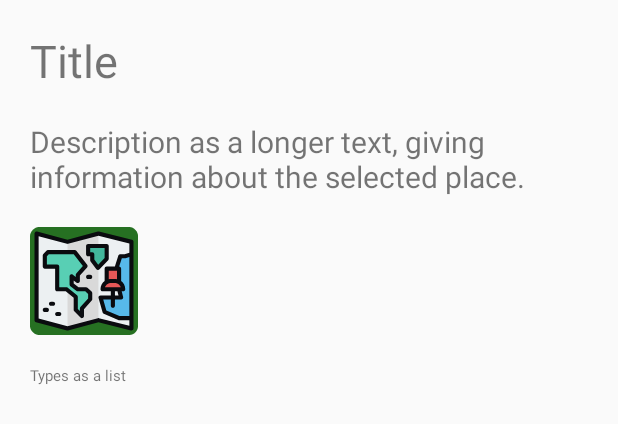
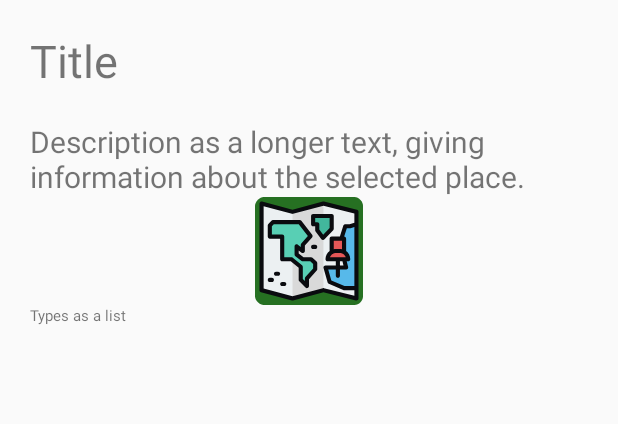
Before and after one commit to material1999/Offline_Map, an Android app: the layout infowindow.xml on its own in the app's theme, with its tools: preview values and no code run, on a phone screen of 412 x 824 dp. Shown: the top 424 px of the screen. Run offline under Robolectric (Android 15) with nearby library versions, the phone set to English and light mode, and no system bars.

Commit message:
Added dialog box for changing language, added place pictures to infowindows, removed pictograms from search dialog for now

```diff
--- a/app/src/main/res/layout/infowindow.xml
+++ b/app/src/main/res/layout/infowindow.xml
@@ -1,45 +1,55 @@
 <?xml version="1.0" encoding="utf-8"?>
-<LinearLayout xmlns:android="http://schemas.android.com/apk/res/android"
+
+<ScrollView xmlns:android="http://schemas.android.com/apk/res/android"
+    android:layout_width="match_parent"
+    android:layout_height="match_parent"
+    xmlns:app="http://schemas.android.com/apk/res-auto">
+
+    <LinearLayout
         android:orientation="vertical" android:layout_width="wrap_content"
         android:layout_height="wrap_content">
 
         <TextView
-        android:layout_width="wrap_content"
+            android:layout_width="match_parent"
             android:layout_height="wrap_content"
-        android:fontFamily="sans-serif"
+            app:fontFamily="sans-serif"
             android:text="Title"
-        android:textSize="30dp"
+            android:textSize="30sp"
             android:layout_margin="20dp"
             android:id="@+id/title">
         </TextView>
 
         <TextView
-        android:layout_width="wrap_content"
+            android:layout_width="match_parent"
             android:layout_height="wrap_content"
-        android:fontFamily="sans-serif"
+            app:fontFamily="sans-serif"
             android:text="Description as a longer text, giving information about the selected place."
-        android:textSize="20dp"
+            android:textSize="20sp"
             android:layout_marginLeft="20dp"
             android:layout_marginRight="20dp"
             android:id="@+id/description">
         </TextView>
 
         <ImageView
-        android:layout_width="wrap_content"
+            android:layout_width="match_parent"
             android:layout_height="wrap_content"
-        android:layout_margin="20dp"
-        android:src="@mipmap/logo">
+            android:layout_marginLeft="20dp"
+            android:layout_marginRight="20dp"
+            android:src="@mipmap/logo"
+            android:id="@+id/place_picture">
         </ImageView>
 
         <TextView
-        android:layout_width="wrap_content"
+            android:layout_width="match_parent"
             android:layout_height="wrap_content"
-        android:fontFamily="sans-serif"
+            app:fontFamily="sans-serif"
             android:text="Types as a list"
-        android:textSize="10dp"
+            android:textSize="10sp"
             android:layout_marginLeft="20dp"
             android:layout_marginRight="20dp"
             android:id="@+id/type">
         </TextView>
 
     </LinearLayout>
+
+</ScrollView>
--- a/app/src/main/res/layout/search.xml
+++ b/app/src/main/res/layout/search.xml
@@ -19,6 +19,7 @@
         android:id="@+id/list"
         android:layout_width="match_parent"
         android:layout_height="match_parent"
-        tools:listitem="@layout/list_item" />
+        tools:listitem="@layout/list_item" >
+    </ListView>
 
 </LinearLayout>
```
Also changed, not shown: app/src/main/java/com/example/osm/MainActivity.java (+69 -51 lines), app/src/main/res/layout/activity_main.xml (+12 -23 lines), app/src/main/res/drawable/p1.png (added), app/src/main/res/drawable/p2.png (added), app/src/main/res/drawable/p3.png (added), app/src/main/res/drawable/p4.png (added). Lines whose indentation alone changed are shown as unchanged.
